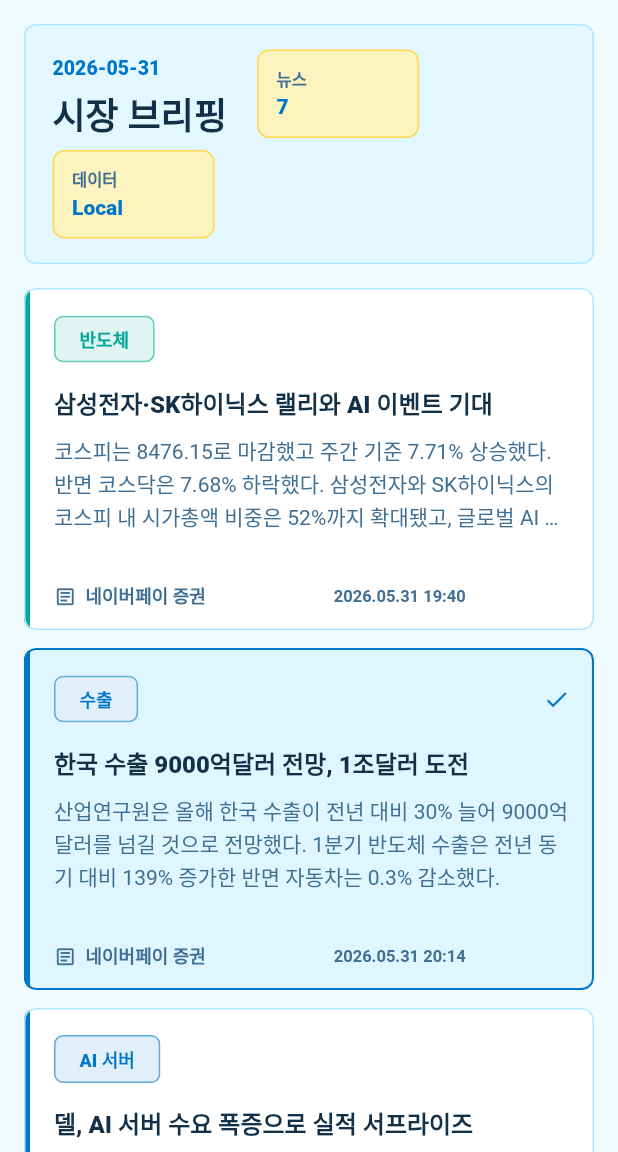
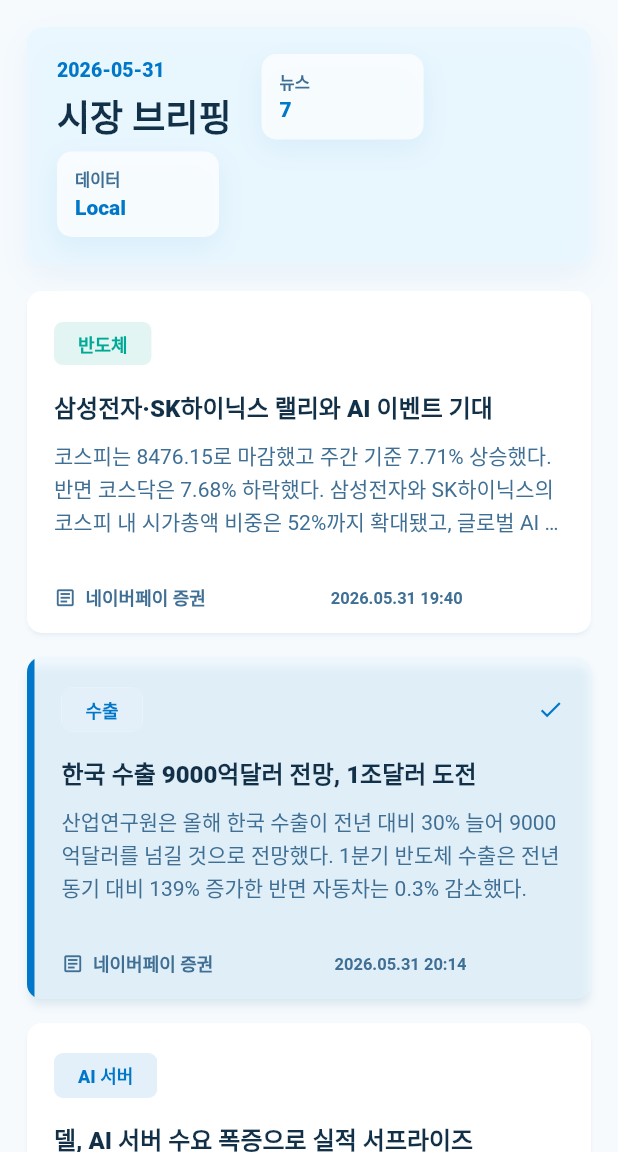
Before and after one commit to seunghooda-dev/dailynews, a Flutter app: the screen it shows after launch, after a tap on "수출", on a phone screen of 412 x 824 dp, the part 84-1236 px from its top. Run offline on Flutter 3.47's test engine with Material 3 defaults, Android fonts, the phone set to English and light mode, and no system bars; our stand-ins replace cloud_firestore, firebase_core, flutter_riverpod, shimmer; accounts and stored records are empty; network calls fail.

Commit message:
style: soften dashboard card hierarchy

```diff
--- a/lib/core/app_theme.dart
+++ b/lib/core/app_theme.dart
@@ -9,9 +9,9 @@ class AppTheme {
   static const violet = Color(0xFF8B7CFF);
   static const ink = Color(0xFF123047);
   static const blueInk = Color(0xFF3F6F94);
-  static const page = Color(0xFFEFFBFF);
+  static const page = Color(0xFFF6FAFD);
   static const surface = Color(0xFFFFFFFF);
-  static const line = Color(0xFFAEE5FF);
+  static const line = Color(0xFFD9ECF6);
 
   static ThemeData light() {
     final scheme =
@@ -20,9 +20,9 @@ class AppTheme {
           brightness: Brightness.light,
         ).copyWith(
           primary: skyDeep,
-          primaryContainer: const Color(0xFFD9F4FF),
+          primaryContainer: const Color(0xFFE8F7FF),
           secondary: yuzu,
-          secondaryContainer: const Color(0xFFFFF3B8),
+          secondaryContainer: const Color(0xFFEAF6FF),
           tertiary: mint,
           tertiaryContainer: const Color(0xFFD6FFF6),
           surface: surface,
@@ -54,15 +54,16 @@ class AppTheme {
       cardTheme: CardThemeData(
         color: surface,
         surfaceTintColor: Colors.transparent,
-        elevation: 0,
+        elevation: 1,
+        shadowColor: const Color(0x1F2D6F95),
         shape: RoundedRectangleBorder(
-          borderRadius: BorderRadius.circular(8),
-          side: const BorderSide(color: line),
+          borderRadius: BorderRadius.circular(10),
+          side: BorderSide.none,
         ),
       ),
       chipTheme: ChipThemeData(
         shape: RoundedRectangleBorder(borderRadius: BorderRadius.circular(6)),
-        side: const BorderSide(color: line),
+        side: BorderSide.none,
         backgroundColor: const Color(0xFFE8F8FF),
       ),
       iconTheme: const IconThemeData(color: skyDeep),
--- a/lib/features/news/news_dashboard_page.dart
+++ b/lib/features/news/news_dashboard_page.dart
@@ -105,12 +105,12 @@ class _SelectableNewsLayout extends StatelessWidget {
             child: ConstrainedBox(
               constraints: const BoxConstraints(maxWidth: 1440),
               child: Padding(
-                padding: const EdgeInsets.fromLTRB(24, 20, 24, 24),
+                padding: const EdgeInsets.fromLTRB(28, 22, 28, 28),
                 child: Column(
                   crossAxisAlignment: CrossAxisAlignment.start,
                   children: [
                     header,
-                    const SizedBox(height: 20),
+                    const SizedBox(height: 24),
                     Expanded(
                       child: Row(
                         crossAxisAlignment: CrossAxisAlignment.start,
@@ -122,6 +122,13 @@ class _SelectableNewsLayout extends StatelessWidget {
                               selectedIndex: selectedIndex,
                               onSelect: onSelect,
                             ),
+                          ),
+                          const SizedBox(width: 20),
+                          Container(
+                            width: 1,
+                            height: double.infinity,
+                            color: Theme.of(context).colorScheme.outlineVariant
+                                .withValues(alpha: 0.72),
                           ),
                           const SizedBox(width: 20),
                           Expanded(
@@ -141,10 +148,10 @@ class _SelectableNewsLayout extends StatelessWidget {
         return RefreshIndicator(
           onRefresh: onRefresh,
           child: ListView(
-            padding: const EdgeInsets.fromLTRB(16, 16, 16, 24),
+            padding: const EdgeInsets.fromLTRB(18, 18, 18, 28),
             children: [
               header,
-              const SizedBox(height: 16),
+              const SizedBox(height: 18),
               for (var index = 0; index < articles.length; index++) ...[
                 SizedBox(
                   height: 228,
@@ -154,7 +161,7 @@ class _SelectableNewsLayout extends StatelessWidget {
                     onTap: () => onSelect(index),
                   ),
                 ),
-                const SizedBox(height: 12),
+                const SizedBox(height: 16),
               ],
               ArticleDetailPanel(article: selectedArticle, scrollable: false),
             ],
@@ -182,8 +189,8 @@ class _ArticleGrid extends StatelessWidget {
       gridDelegate: const SliverGridDelegateWithMaxCrossAxisExtent(
         maxCrossAxisExtent: 304,
         mainAxisExtent: 228,
-        mainAxisSpacing: 16,
-        crossAxisSpacing: 16,
+        mainAxisSpacing: 20,
+        crossAxisSpacing: 20,
       ),
       itemCount: articles.length,
       itemBuilder: (context, index) {
@@ -213,11 +220,17 @@ class _DashboardHeader extends StatelessWidget {
     final theme = Theme.of(context);
     return Container(
       decoration: BoxDecoration(
-        color: theme.colorScheme.primaryContainer.withValues(alpha: 0.54),
-        border: Border.all(color: theme.colorScheme.outlineVariant),
-        borderRadius: BorderRadius.circular(8),
+        color: theme.colorScheme.primaryContainer.withValues(alpha: 0.72),
+        borderRadius: BorderRadius.circular(10),
+        boxShadow: [
+          BoxShadow(
+            color: theme.colorScheme.primary.withValues(alpha: 0.06),
+            blurRadius: 18,
+            offset: const Offset(0, 8),
+          ),
+        ],
       ),
-      padding: const EdgeInsets.fromLTRB(18, 16, 18, 16),
+      padding: const EdgeInsets.fromLTRB(20, 18, 20, 18),
       child: Row(
         children: [
           Expanded(
@@ -265,9 +278,15 @@ class _Metric extends StatelessWidget {
     return Container(
       width: 108,
       decoration: BoxDecoration(
-        color: theme.colorScheme.secondaryContainer.withValues(alpha: 0.92),
-        border: Border.all(color: theme.colorScheme.secondary),
-        borderRadius: BorderRadius.circular(8),
+        color: theme.colorScheme.surface.withValues(alpha: 0.76),
+        borderRadius: BorderRadius.circular(10),
+        boxShadow: [
+          BoxShadow(
+            color: theme.colorScheme.primary.withValues(alpha: 0.07),
+            blurRadius: 14,
+            offset: const Offset(0, 6),
+          ),
+        ],
       ),
       padding: const EdgeInsets.symmetric(horizontal: 12, vertical: 10),
       child: Column(
--- a/lib/features/news/widgets/article_card.dart
+++ b/lib/features/news/widgets/article_card.dart
@@ -24,18 +24,17 @@ class ArticleCard extends StatelessWidget {
 
     return Card(
       margin: EdgeInsets.zero,
+      elevation: selected ? 2.5 : 1.2,
+      shadowColor: theme.colorScheme.primary.withValues(
+        alpha: selected ? 0.18 : 0.10,
+      ),
       clipBehavior: Clip.antiAlias,
       color: selected
-          ? theme.colorScheme.primaryContainer.withValues(alpha: 0.68)
+          ? theme.colorScheme.primaryContainer.withValues(alpha: 0.48)
           : theme.colorScheme.surface,
       shape: RoundedRectangleBorder(
-        borderRadius: BorderRadius.circular(8),
-        side: BorderSide(
-          color: selected
-              ? theme.colorScheme.primary
-              : theme.colorScheme.outlineVariant,
-          width: selected ? 1.4 : 1,
-        ),
+        borderRadius: BorderRadius.circular(10),
+        side: BorderSide.none,
       ),
       child: InkWell(
         onTap: onTap,
@@ -43,12 +42,12 @@ class ArticleCard extends StatelessWidget {
           children: [
             AnimatedContainer(
               duration: const Duration(milliseconds: 160),
-              width: 4,
-              color: selected ? theme.colorScheme.primary : color,
+              width: selected ? 5 : 0,
+              color: theme.colorScheme.primary,
             ),
             Expanded(
               child: Padding(
-                padding: const EdgeInsets.fromLTRB(16, 14, 16, 14),
+                padding: const EdgeInsets.fromLTRB(18, 15, 18, 15),
                 child: Column(
                   crossAxisAlignment: CrossAxisAlignment.start,
                   children: [
@@ -183,18 +182,24 @@ class ArticleDetailPanel extends StatelessWidget {
 
     return DecoratedBox(
       decoration: BoxDecoration(
-        color: theme.colorScheme.surface,
-        border: Border.all(color: theme.colorScheme.outlineVariant),
-        borderRadius: BorderRadius.circular(8),
+        color: const Color(0xFFFEFFFF),
+        borderRadius: BorderRadius.circular(12),
+        boxShadow: [
+          BoxShadow(
+            color: theme.colorScheme.primary.withValues(alpha: 0.12),
+            blurRadius: 28,
+            offset: const Offset(0, 12),
+          ),
+        ],
       ),
       child: ClipRRect(
-        borderRadius: BorderRadius.circular(8),
+        borderRadius: BorderRadius.circular(12),
         child: scrollable
             ? SingleChildScrollView(
-                padding: const EdgeInsets.all(28),
+                padding: const EdgeInsets.all(32),
                 child: content,
               )
-            : Padding(padding: const EdgeInsets.all(24), child: content),
+            : Padding(padding: const EdgeInsets.all(26), child: content),
       ),
     );
   }
@@ -218,6 +223,10 @@ class _OriginalLinkButton extends StatelessWidget {
     return Align(
       alignment: Alignment.centerLeft,
       child: FilledButton.tonalIcon(
+        style: FilledButton.styleFrom(
+          backgroundColor: Theme.of(context).colorScheme.primaryContainer,
+          foregroundColor: Theme.of(context).colorScheme.primary,
+        ),
         onPressed: () => _openUrl(context),
         icon: const Icon(Icons.open_in_new, size: 18),
         label: const Text('원문 보기'),
@@ -229,9 +238,9 @@ class _OriginalLinkButton extends StatelessWidget {
     final uri = Uri.parse(url.trim());
     final opened = await launchUrl(uri, mode: LaunchMode.externalApplication);
     if (!opened && context.mounted) {
-      ScaffoldMessenger.of(context).showSnackBar(
-        const SnackBar(content: Text('원문 링크를 열 수 없습니다')),
-      );
+      ScaffoldMessenger.of(
+        context,
+      ).showSnackBar(const SnackBar(content: Text('원문 링크를 열 수 없습니다')));
     }
   }
 }
@@ -269,8 +278,8 @@ class _SectorChip extends StatelessWidget {
             fontSize: 12,
           ),
         ),
-        backgroundColor: color.withValues(alpha: 0.12),
-        side: BorderSide(color: color.withValues(alpha: 0.34)),
+        backgroundColor: color.withValues(alpha: 0.11),
+        side: BorderSide.none,
         visualDensity: VisualDensity.compact,
       ),
     );
```
